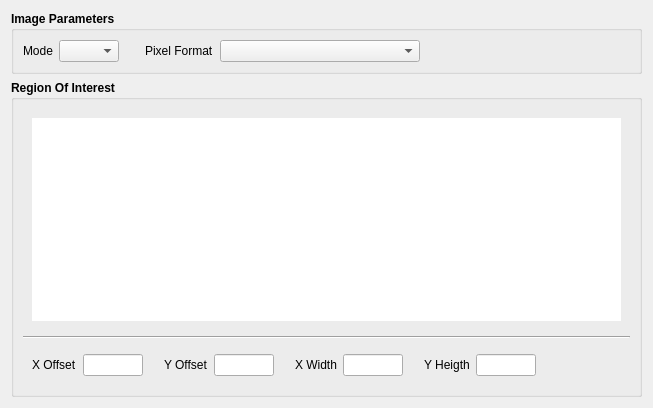
Qt form src/gui/format7_settings_dialog.ui (janelia-idf/bias) before a commit.
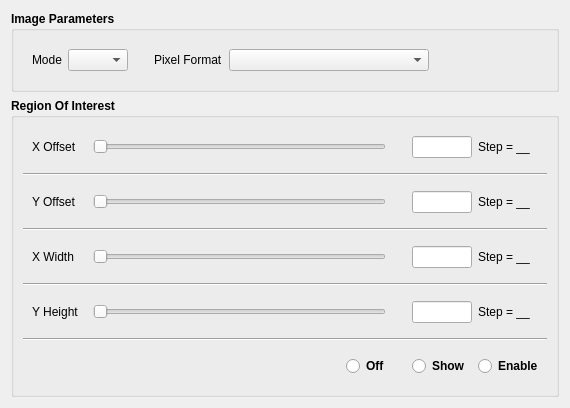
The same form after that commit. Custom widgets are drawn as their Qt base class.

Commit message: Removed graphics widget from format7 settings dialog - I'm changing this so that the ROI boundary is displayed directly on the image area.

The edit to the form file:
```diff
--- a/src/gui/format7_settings_dialog.ui
+++ b/src/gui/format7_settings_dialog.ui
@@ -6,8 +6,8 @@
    <rect>
     <x>0</x>
     <y>0</y>
-    <width>653</width>
-    <height>408</height>
+    <width>570</width>
+    <height>389</height>
    </rect>
   </property>
   <property name="sizePolicy">
@@ -31,6 +31,9 @@
      <property name="title">
       <string>Image Parameters</string>
      </property>
+     <layout class="QHBoxLayout" name="horizontalLayout_7">
+      <item>
+       <widget class="QWidget" name="widget_2" native="true">
      <layout class="QHBoxLayout" name="horizontalLayout">
       <item>
        <widget class="QLabel" name="label">
@@ -134,6 +137,9 @@
      </layout>
     </widget>
    </item>
+     </layout>
+    </widget>
+   </item>
    <item>
     <widget class="QGroupBox" name="roiGroupBoxPtr_">
      <property name="font">
@@ -147,42 +153,28 @@
      </property>
      <layout class="QVBoxLayout" name="verticalLayout">
       <item>
-       <widget class="QWidget" name="roiWidgetPtr_" native="true">
-        <property name="sizePolicy">
-         <sizepolicy hsizetype="Expanding" vsizetype="Expanding">
-          <horstretch>0</horstretch>
-          <verstretch>0</verstretch>
-         </sizepolicy>
-        </property>
+       <widget class="QWidget" name="roiXOffetWidgetPtr_" native="true">
         <layout class="QHBoxLayout" name="horizontalLayout_3">
          <item>
-          <widget class="bias::ARGraphicsView" name="roiGraphicsViewPtr_">
+          <widget class="QLabel" name="roiXOffsetLabelPtr_">
            <property name="sizePolicy">
-            <sizepolicy hsizetype="Expanding" vsizetype="Expanding">
+            <sizepolicy hsizetype="Fixed" vsizetype="Preferred">
              <horstretch>0</horstretch>
              <verstretch>0</verstretch>
             </sizepolicy>
            </property>
-           <property name="frameShape">
-            <enum>QFrame::NoFrame</enum>
+           <property name="minimumSize">
+            <size>
+             <width>55</width>
+             <height>0</height>
+            </size>
            </property>
-          </widget>
-         </item>
-        </layout>
-       </widget>
-      </item>
-      <item>
-       <widget class="Line" name="line">
-        <property name="orientation">
-         <enum>Qt::Horizontal</enum>
-        </property>
-       </widget>
-      </item>
-      <item>
-       <widget class="QWidget" name="rioShapeWidgetPtr_" native="true">
-        <layout class="QHBoxLayout" name="horizontalLayout_2">
-         <item>
-          <widget class="QLabel" name="label_3">
+           <property name="maximumSize">
+            <size>
+             <width>55</width>
+             <height>16777215</height>
+            </size>
+           </property>
            <property name="font">
             <font>
              <weight>50</weight>
@@ -195,29 +187,14 @@
           </widget>
          </item>
          <item>
-          <widget class="QLineEdit" name="xOffsetLineEditPtr_">
-           <property name="sizePolicy">
-            <sizepolicy hsizetype="Fixed" vsizetype="Fixed">
-             <horstretch>0</horstretch>
-             <verstretch>0</verstretch>
-            </sizepolicy>
-           </property>
-           <property name="minimumSize">
-            <size>
-             <width>60</width>
-             <height>0</height>
-            </size>
-           </property>
-           <property name="maximumSize">
-            <size>
-             <width>60</width>
-             <height>16777215</height>
-            </size>
+          <widget class="QSlider" name="roiXOffsetSliderPtr_">
+           <property name="orientation">
+            <enum>Qt::Horizontal</enum>
            </property>
           </widget>
          </item>
          <item>
-          <spacer name="horizontalSpacer_6">
+          <spacer name="horizontalSpacer_4">
            <property name="orientation">
             <enum>Qt::Horizontal</enum>
            </property>
@@ -226,14 +203,98 @@
            </property>
            <property name="sizeHint" stdset="0">
             <size>
-             <width>15</width>
+             <width>20</width>
              <height>20</height>
             </size>
            </property>
           </spacer>
          </item>
          <item>
-          <widget class="QLabel" name="label_4">
+          <widget class="QLineEdit" name="roiXOffsetLineEditPtr_">
+           <property name="sizePolicy">
+            <sizepolicy hsizetype="Fixed" vsizetype="Fixed">
+             <horstretch>0</horstretch>
+             <verstretch>0</verstretch>
+            </sizepolicy>
+           </property>
+           <property name="minimumSize">
+            <size>
+             <width>60</width>
+             <height>0</height>
+            </size>
+           </property>
+           <property name="maximumSize">
+            <size>
+             <width>60</width>
+             <height>16777215</height>
+            </size>
+           </property>
+          </widget>
+         </item>
+         <item>
+          <widget class="QLabel" name="roiXOffsetStepLabelPtr_">
+           <property name="sizePolicy">
+            <sizepolicy hsizetype="Fixed" vsizetype="Preferred">
+             <horstretch>0</horstretch>
+             <verstretch>0</verstretch>
+            </sizepolicy>
+           </property>
+           <property name="minimumSize">
+            <size>
+             <width>60</width>
+             <height>0</height>
+            </size>
+           </property>
+           <property name="maximumSize">
+            <size>
+             <width>60</width>
+             <height>16777215</height>
+            </size>
+           </property>
+           <property name="font">
+            <font>
+             <weight>50</weight>
+             <bold>false</bold>
+            </font>
+           </property>
+           <property name="text">
+            <string>Step = __</string>
+           </property>
+          </widget>
+         </item>
+        </layout>
+       </widget>
+      </item>
+      <item>
+       <widget class="Line" name="line">
+        <property name="orientation">
+         <enum>Qt::Horizontal</enum>
+        </property>
+       </widget>
+      </item>
+      <item>
+       <widget class="QWidget" name="roiYOffsetWidgetPtr_" native="true">
+        <layout class="QHBoxLayout" name="horizontalLayout_4">
+         <item>
+          <widget class="QLabel" name="roiYOffsetLabelPtr_">
+           <property name="sizePolicy">
+            <sizepolicy hsizetype="Fixed" vsizetype="Preferred">
+             <horstretch>0</horstretch>
+             <verstretch>0</verstretch>
+            </sizepolicy>
+           </property>
+           <property name="minimumSize">
+            <size>
+             <width>55</width>
+             <height>0</height>
+            </size>
+           </property>
+           <property name="maximumSize">
+            <size>
+             <width>55</width>
+             <height>16777215</height>
+            </size>
+           </property>
            <property name="font">
             <font>
              <weight>50</weight>
@@ -246,24 +307,9 @@
           </widget>
          </item>
          <item>
-          <widget class="QLineEdit" name="yOffsetLineEditPtr_">
-           <property name="sizePolicy">
-            <sizepolicy hsizetype="Fixed" vsizetype="Fixed">
-             <horstretch>0</horstretch>
-             <verstretch>0</verstretch>
-            </sizepolicy>
-           </property>
-           <property name="minimumSize">
-            <size>
-             <width>60</width>
-             <height>0</height>
-            </size>
-           </property>
-           <property name="maximumSize">
-            <size>
-             <width>60</width>
-             <height>16777215</height>
-            </size>
+          <widget class="QSlider" name="roiYOffsetSliderPtr_">
+           <property name="orientation">
+            <enum>Qt::Horizontal</enum>
            </property>
           </widget>
          </item>
@@ -277,14 +323,98 @@
            </property>
            <property name="sizeHint" stdset="0">
             <size>
-             <width>15</width>
+             <width>20</width>
              <height>20</height>
             </size>
            </property>
           </spacer>
          </item>
          <item>
-          <widget class="QLabel" name="label_5">
+          <widget class="QLineEdit" name="roiYOffsetLineEditPtr_">
+           <property name="sizePolicy">
+            <sizepolicy hsizetype="Fixed" vsizetype="Fixed">
+             <horstretch>0</horstretch>
+             <verstretch>0</verstretch>
+            </sizepolicy>
+           </property>
+           <property name="minimumSize">
+            <size>
+             <width>60</width>
+             <height>0</height>
+            </size>
+           </property>
+           <property name="maximumSize">
+            <size>
+             <width>60</width>
+             <height>16777215</height>
+            </size>
+           </property>
+          </widget>
+         </item>
+         <item>
+          <widget class="QLabel" name="roiYOffsetStepLabelPtr_">
+           <property name="sizePolicy">
+            <sizepolicy hsizetype="Fixed" vsizetype="Preferred">
+             <horstretch>0</horstretch>
+             <verstretch>0</verstretch>
+            </sizepolicy>
+           </property>
+           <property name="minimumSize">
+            <size>
+             <width>60</width>
+             <height>0</height>
+            </size>
+           </property>
+           <property name="maximumSize">
+            <size>
+             <width>60</width>
+             <height>16777215</height>
+            </size>
+           </property>
+           <property name="font">
+            <font>
+             <weight>50</weight>
+             <bold>false</bold>
+            </font>
+           </property>
+           <property name="text">
+            <string>Step = __</string>
+           </property>
+          </widget>
+         </item>
+        </layout>
+       </widget>
+      </item>
+      <item>
+       <widget class="Line" name="line_2">
+        <property name="orientation">
+         <enum>Qt::Horizontal</enum>
+        </property>
+       </widget>
+      </item>
+      <item>
+       <widget class="QWidget" name="roiXWidthWidgetPtr_" native="true">
+        <layout class="QHBoxLayout" name="horizontalLayout_5">
+         <item>
+          <widget class="QLabel" name="roiXWidthLabelPtr_">
+           <property name="sizePolicy">
+            <sizepolicy hsizetype="Fixed" vsizetype="Preferred">
+             <horstretch>0</horstretch>
+             <verstretch>0</verstretch>
+            </sizepolicy>
+           </property>
+           <property name="minimumSize">
+            <size>
+             <width>55</width>
+             <height>0</height>
+            </size>
+           </property>
+           <property name="maximumSize">
+            <size>
+             <width>55</width>
+             <height>16777215</height>
+            </size>
+           </property>
            <property name="font">
             <font>
              <weight>50</weight>
@@ -297,7 +427,30 @@
           </widget>
          </item>
          <item>
-          <widget class="QLineEdit" name="xWidthLineEditPtr_">
+          <widget class="QSlider" name="roiXWidthSliderPtr_">
+           <property name="orientation">
+            <enum>Qt::Horizontal</enum>
+           </property>
+          </widget>
+         </item>
+         <item>
+          <spacer name="horizontalSpacer_9">
+           <property name="orientation">
+            <enum>Qt::Horizontal</enum>
+           </property>
+           <property name="sizeType">
+            <enum>QSizePolicy::Fixed</enum>
+           </property>
+           <property name="sizeHint" stdset="0">
+            <size>
+             <width>20</width>
+             <height>20</height>
+            </size>
+           </property>
+          </spacer>
+         </item>
+         <item>
+          <widget class="QLineEdit" name="roiXWidthLineEditPtr_">
            <property name="sizePolicy">
             <sizepolicy hsizetype="Fixed" vsizetype="Fixed">
              <horstretch>0</horstretch>
@@ -319,23 +472,69 @@
           </widget>
          </item>
          <item>
-          <spacer name="horizontalSpacer_8">
-           <property name="orientation">
-            <enum>Qt::Horizontal</enum>
+          <widget class="QLabel" name="roiXWidthStepLabelPtr_">
+           <property name="sizePolicy">
+            <sizepolicy hsizetype="Fixed" vsizetype="Preferred">
+             <horstretch>0</horstretch>
+             <verstretch>0</verstretch>
+            </sizepolicy>
            </property>
-           <property name="sizeType">
-            <enum>QSizePolicy::Fixed</enum>
+           <property name="minimumSize">
+            <size>
+             <width>60</width>
+             <height>0</height>
+            </size>
            </property>
-           <property name="sizeHint" stdset="0">
+           <property name="maximumSize">
             <size>
-             <width>15</width>
-             <height>20</height>
+             <width>60</width>
+             <height>16777215</height>
             </size>
            </property>
-          </spacer>
+           <property name="font">
+            <font>
+             <weight>50</weight>
+             <bold>false</bold>
+            </font>
+           </property>
+           <property name="text">
+            <string>Step = __</string>
+           </property>
+          </widget>
          </item>
+        </layout>
+       </widget>
+      </item>
          <item>
-          <widget class="QLabel" name="label_6">
+       <widget class="Line" name="line_3">
+        <property name="orientation">
+         <enum>Qt::Horizontal</enum>
+        </property>
+       </widget>
+      </item>
+      <item>
+       <widget class="QWidget" name="roiYHeightWidgetPtr_" native="true">
+        <layout class="QHBoxLayout" name="horizontalLayout_6">
+         <item>
+          <widget class="QLabel" name="roiYHeightLabelPtr_">
+           <property name="sizePolicy">
+            <sizepolicy hsizetype="Fixed" vsizetype="Preferred">
+             <horstretch>0</horstretch>
+             <verstretch>0</verstretch>
+            </sizepolicy>
+           </property>
+           <property name="minimumSize">
+            <size>
+             <width>55</width>
+             <height>0</height>
+            </size>
+           </property>
+           <property name="maximumSize">
+            <size>
+             <width>55</width>
+             <height>16777215</height>
+            </size>
+           </property>
            <property name="font">
             <font>
              <weight>50</weight>
@@ -343,12 +542,35 @@
             </font>
            </property>
            <property name="text">
-            <string>Y Heigth</string>
+            <string>Y Height</string>
            </property>
           </widget>
          </item>
          <item>
-          <widget class="QLineEdit" name="yHeightLineEditPtr_">
+          <widget class="QSlider" name="roiYHeightSliderPtr_">
+           <property name="orientation">
+            <enum>Qt::Horizontal</enum>
+           </property>
+          </widget>
+         </item>
+         <item>
+          <spacer name="horizontalSpacer_10">
+           <property name="orientation">
+            <enum>Qt::Horizontal</enum>
+           </property>
+           <property name="sizeType">
+            <enum>QSizePolicy::Fixed</enum>
+           </property>
+           <property name="sizeHint" stdset="0">
+            <size>
+             <width>20</width>
+             <height>20</height>
+            </size>
+           </property>
+          </spacer>
+         </item>
+         <item>
+          <widget class="QLineEdit" name="roiYHeightLineEditPtr_">
            <property name="sizePolicy">
             <sizepolicy hsizetype="Fixed" vsizetype="Fixed">
              <horstretch>0</horstretch>
@@ -369,6 +591,53 @@
            </property>
           </widget>
          </item>
+         <item>
+          <widget class="QLabel" name="roiYHeightStepLabelPtr_">
+           <property name="sizePolicy">
+            <sizepolicy hsizetype="Fixed" vsizetype="Preferred">
+             <horstretch>0</horstretch>
+             <verstretch>0</verstretch>
+            </sizepolicy>
+           </property>
+           <property name="minimumSize">
+            <size>
+             <width>60</width>
+             <height>0</height>
+            </size>
+           </property>
+           <property name="maximumSize">
+            <size>
+             <width>60</width>
+             <height>16777215</height>
+            </size>
+           </property>
+           <property name="font">
+            <font>
+             <weight>50</weight>
+             <bold>false</bold>
+            </font>
+           </property>
+           <property name="text">
+            <string>Step = __</string>
+           </property>
+          </widget>
+         </item>
+        </layout>
+       </widget>
+      </item>
+      <item>
+       <widget class="Line" name="line_4">
+        <property name="lineWidth">
+         <number>1</number>
+        </property>
+        <property name="orientation">
+         <enum>Qt::Horizontal</enum>
+        </property>
+       </widget>
+      </item>
+      <item>
+       <widget class="QWidget" name="widget_5" native="true">
+        <layout class="QHBoxLayout" name="horizontalLayout_2">
          <item>
           <spacer name="horizontalSpacer_2">
            <property name="orientation">
@@ -382,21 +651,102 @@
            </property>
           </spacer>
          </item>
+         <item>
+          <widget class="QRadioButton" name="roiOffRadioButtonPtr_">
+           <property name="sizePolicy">
+            <sizepolicy hsizetype="Fixed" vsizetype="Fixed">
+             <horstretch>0</horstretch>
+             <verstretch>0</verstretch>
+            </sizepolicy>
+           </property>
+           <property name="minimumSize">
+            <size>
+             <width>60</width>
+             <height>0</height>
+            </size>
+           </property>
+           <property name="maximumSize">
+            <size>
+             <width>60</width>
+             <height>16777215</height>
+            </size>
+           </property>
+           <property name="text">
+            <string>Off</string>
+           </property>
+          </widget>
+         </item>
+         <item>
+          <widget class="QRadioButton" name="roiShowRadioButtonPtr_">
+           <property name="sizePolicy">
+            <sizepolicy hsizetype="Fixed" vsizetype="Fixed">
+             <horstretch>0</horstretch>
+             <verstretch>0</verstretch>
+            </sizepolicy>
+           </property>
+           <property name="minimumSize">
+            <size>
+             <width>60</width>
+             <height>0</height>
+            </size>
+           </property>
+           <property name="maximumSize">
+            <size>
+             <width>60</width>
+             <height>16777215</height>
+            </size>
+           </property>
+           <property name="text">
+            <string>Show</string>
+           </property>
+          </widget>
+         </item>
+         <item>
+          <widget class="QRadioButton" name="roiEnableRadioButtonPtr_">
+           <property name="sizePolicy">
+            <sizepolicy hsizetype="Fixed" vsizetype="Fixed">
+             <horstretch>0</horstretch>
+             <verstretch>0</verstretch>
+            </sizepolicy>
+           </property>
+           <property name="minimumSize">
+            <size>
+             <width>60</width>
+             <height>0</height>
+            </size>
+           </property>
+           <property name="maximumSize">
+            <size>
+             <width>60</width>
+             <height>16777215</height>
+            </size>
+           </property>
+           <property name="text">
+            <string>Enable</string>
+           </property>
+          </widget>
+         </item>
         </layout>
        </widget>
       </item>
+      <item>
+       <spacer name="verticalSpacer">
+        <property name="orientation">
+         <enum>Qt::Vertical</enum>
+        </property>
+        <property name="sizeHint" stdset="0">
+         <size>
+          <width>20</width>
+          <height>40</height>
+         </size>
+        </property>
+       </spacer>
+      </item>
      </layout>
     </widget>
    </item>
   </layout>
  </widget>
- <customwidgets>
-  <customwidget>
-   <class>bias::ARGraphicsView</class>
-   <extends>QGraphicsView</extends>
-   <header>ar_graphics_view.hpp</header>
-  </customwidget>
- </customwidgets>
  <resources/>
  <connections/>
 </ui>
```
Lines whose indentation alone changed are shown as unchanged. The commit also changes 7 other files.
